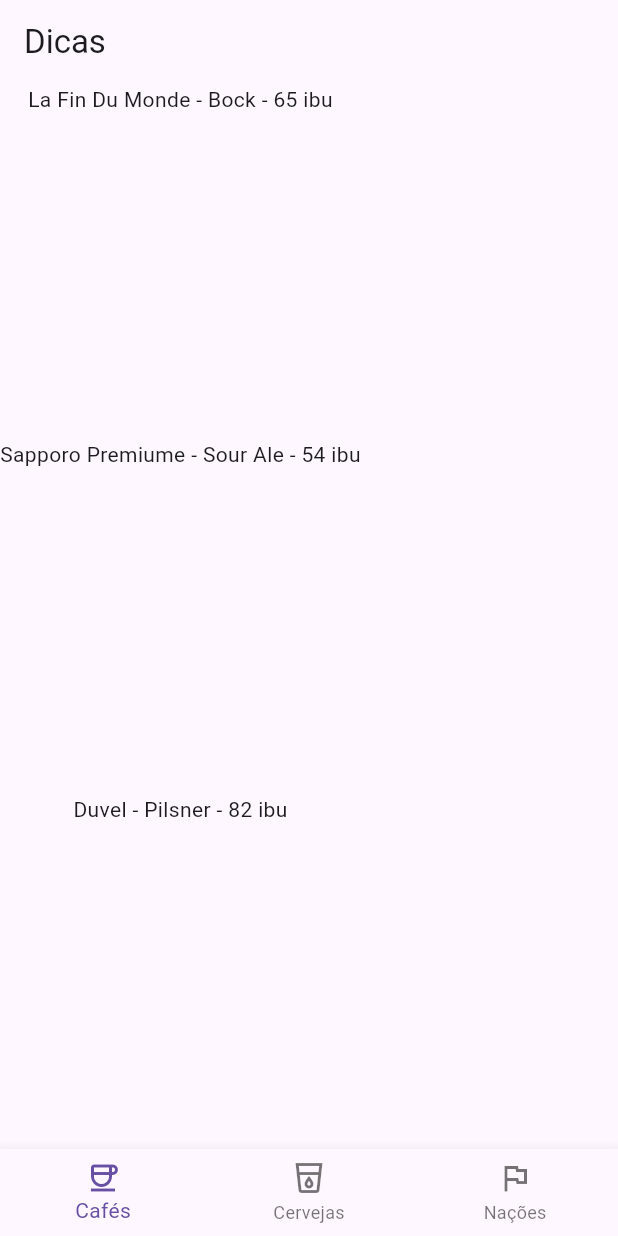
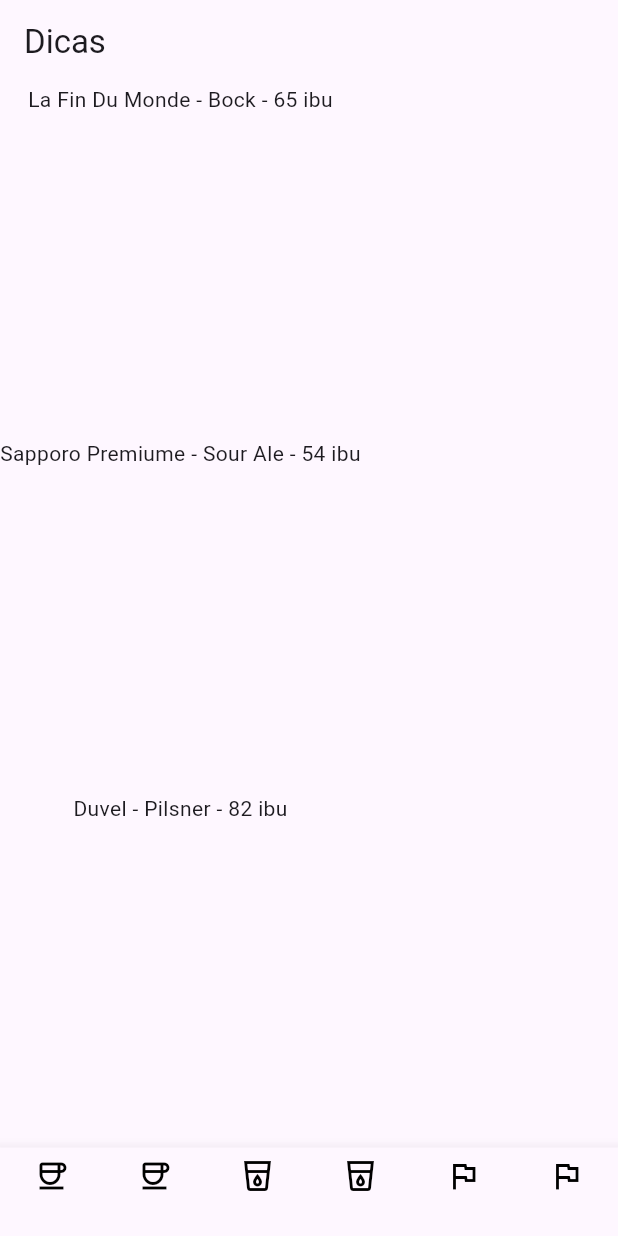
Before and after one commit to Kaiom20/Poo, a Flutter app: the screen it shows after launch, on a phone screen of 412 x 824 dp. Run offline on Flutter 3.47's test engine with Material 3 defaults, Android fonts, the phone set to English and light mode, and no system bars.

Commit message:
Receita 02 - Exercício 04

```diff
--- a/lib/main.dart
+++ b/lib/main.dart
@@ -1,7 +1,9 @@
 import 'package:flutter/material.dart';
 
 class NewNavBar extends StatelessWidget{
-  NewNavBar();
+  final List<Icon> icones;
+
+  NewNavBar(this.icones, {super.key});
 
   void botaoFoiTocado(int index) {
     print("Tocaram no botão $index");
@@ -11,20 +13,15 @@
   Widget build(BuildContext context) {
     return BottomNavigationBar(
       onTap: botaoFoiTocado,
-      items: const[
-        BottomNavigationBarItem(
-          label: "Cafés",
-          icon: Icon(Icons.coffee_outlined),
-        ),
-        BottomNavigationBarItem(
-          label: "Cervejas",
-          icon: Icon(Icons.local_drink_outlined)
-        ),
-        BottomNavigationBarItem(
-          label: "Nações",
-          icon: Icon(Icons.flag_outlined)
-        ),
-      ],
+      type: BottomNavigationBarType.fixed,
+      selectedItemColor: Colors.black,
+      unselectedItemColor: Colors.black,
+      items: icones
+          .map((icone) => BottomNavigationBarItem(
+              icon: icone,
+              label: "",
+          ))
+          .toList()
     );
   }
 }
@@ -63,7 +60,14 @@
 
         body: ShowDrinks(),
 
-        bottomNavigationBar: NewNavBar(),
+        bottomNavigationBar: NewNavBar([
+          Icon(Icons.coffee_outlined),
+          Icon(Icons.coffee_outlined),
+          Icon(Icons.local_drink_outlined),
+          Icon(Icons.local_drink_outlined),
+          Icon(Icons.flag_outlined),
+          Icon(Icons.flag_outlined),
+        ]),
 
       ));
 
```
